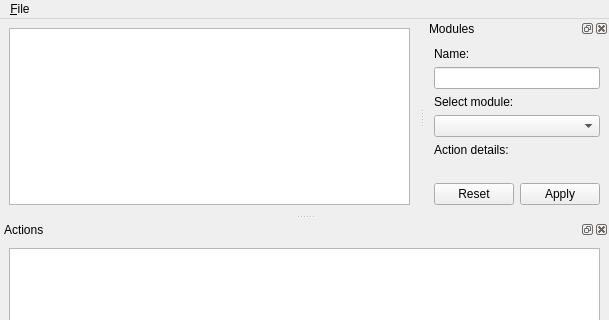
This is qtscod/ui/ui/MainWindow.ui in elemc/scod as Qt 5 draws it before an edit; both pictures show x 0 to 609 and y 0 to 320 of the 609 by 466 pixel window. The edited form follows.
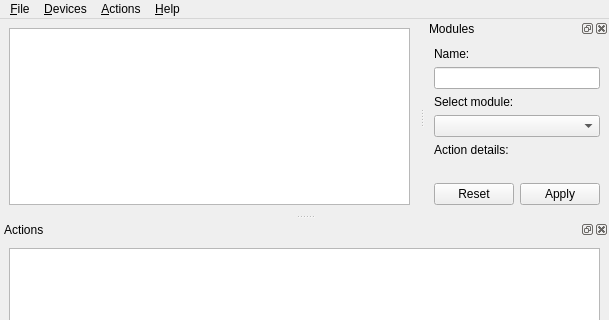
This is the edited form.

Commit message: Added actions functional

```diff
--- a/qtscod/ui/ui/MainWindow.ui
+++ b/qtscod/ui/ui/MainWindow.ui
@@ -39,7 +39,34 @@
     </property>
     <addaction name="actionFileExit"/>
    </widget>
+   <widget class="QMenu" name="menuActions">
+    <property name="title">
+     <string>&amp;Actions</string>
+    </property>
+    <addaction name="actionActionsDelete"/>
+    <addaction name="separator"/>
+    <addaction name="actionActionsApply"/>
+    <addaction name="actionActionsClear"/>
+   </widget>
+   <widget class="QMenu" name="menuDevices">
+    <property name="title">
+     <string>&amp;Devices</string>
+    </property>
+    <addaction name="actionDevicesDisable"/>
+    <addaction name="separator"/>
+    <addaction name="actionDevicesDisableAll"/>
+   </widget>
+   <widget class="QMenu" name="menuHelp">
+    <property name="title">
+     <string>&amp;Help</string>
+    </property>
+    <addaction name="actionAbout"/>
+    <addaction name="actionAboutQt"/>
+   </widget>
    <addaction name="menu_File"/>
+   <addaction name="menuDevices"/>
+   <addaction name="menuActions"/>
+   <addaction name="menuHelp"/>
   </widget>
   <widget class="QStatusBar" name="statusbar"/>
   <widget class="QDockWidget" name="dockWidgetDetails">
```
Left out of the diff: 65 changed lines with no effect on the pictures. The commit also changes 5 other files.
